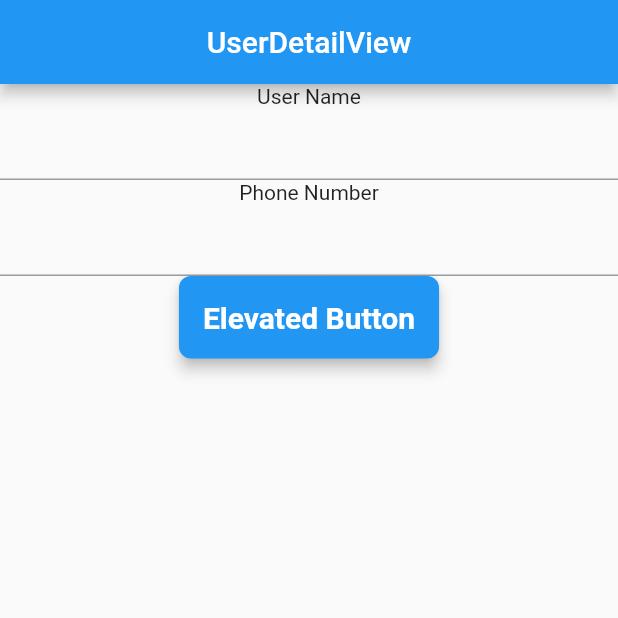
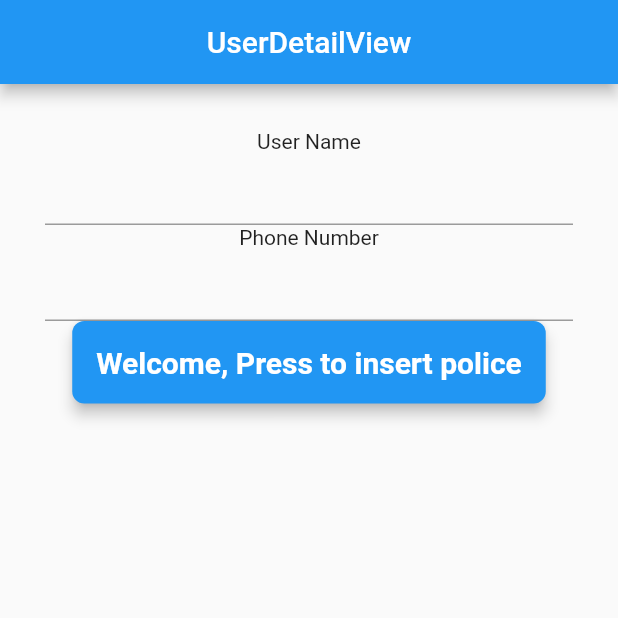
Before and after one commit to shyam1s15/gujarat_police_client_side, a Flutter app: the screen it shows after launch, on a phone screen of 412 x 824 dp, the top half of it. Run offline on Flutter 3.47's test engine with Material 2 defaults, Android fonts, the phone set to English and light mode, and no system bars; our stand-ins replace get, get_storage.

```diff
--- a/lib/app/Exceptions/ValidationException.dart
+++ b/lib/app/Exceptions/ValidationException.dart
@@ -3,7 +3,7 @@ import 'package:get/get.dart';
 
 class ValidationException implements Exception {
   String? cause;
-  ValidationException({this.cause});
+  ValidationException(String s, {this.cause});
 
   final validationSnackBar = Get.snackbar(
     "warning",
--- a/lib/app/modules/police-insert/controllers/police_insert_controller.dart
+++ b/lib/app/modules/police-insert/controllers/police_insert_controller.dart
@@ -1,9 +1,13 @@
 import 'package:get/get.dart';
+import 'package:get_storage/get_storage.dart';
 
 class PoliceInsertController extends GetxController {
   //TODO: Implement PoliceInsertController
 
   final count = 0.obs;
+  final user = GetStorage();
+
+  String get policeName => user.read('user-name');
   @override
   void onInit() {
     super.onInit();
--- a/lib/app/modules/police-insert/views/police_insert_view.dart
+++ b/lib/app/modules/police-insert/views/police_insert_view.dart
@@ -15,7 +15,7 @@ class PoliceInsertView extends GetView<PoliceInsertController> {
       ),
       body: Center(
         child: Text(
-          'PoliceInsertView is working',
+          controller.policeName,
           style: TextStyle(fontSize: 20),
         ),
       ),
--- a/lib/app/modules/user-detail/views/user_detail_view.dart
+++ b/lib/app/modules/user-detail/views/user_detail_view.dart
@@ -1,6 +1,7 @@
 import 'package:flutter/material.dart';
 
 import 'package:get/get.dart';
+import 'package:gujarat_police_client_side/app/routes/app_pages.dart';
 
 import '../controllers/user_detail_controller.dart';
 
@@ -15,7 +16,12 @@ class UserDetailView extends GetView<UserDetailController> {
           title: const Text('UserDetailView'),
           centerTitle: true,
         ),
-        body: Column(
+        body: Padding(
+          padding: const EdgeInsets.all(30.0),
+          child: Column(
+            mainAxisAlignment: MainAxisAlignment.center,
+            mainAxisSize: MainAxisSize.min,
+
             children: [
               Text("User Name"),
               TextField(
@@ -35,10 +41,16 @@ class UserDetailView extends GetView<UserDetailController> {
                   ),
                 ),
                 onPressed: () {
-                controller.createUserNameInStorage(userNameTextFieldController.text, phoneNumberTextFieldController.text);
+                  bool isValid = controller.createUserNameInStorage(
+                      userNameTextFieldController.text,
+                      phoneNumberTextFieldController.text);
+
+                  if (isValid != null && isValid) {
+                    Get.toNamed(Routes.POLICE_INSERT);
+                  }
                 },
                 child: const Text(
-                "Elevated Button",
+                  "Welcome, Press to insert police",
                   style: TextStyle(
                     fontWeight: FontWeight.bold,
                     fontSize: 20,
@@ -47,6 +59,7 @@ class UserDetailView extends GetView<UserDetailController> {
                 ),
               )
             ],
+          ),
         ));
   }
 }
--- a/pubspec.yaml
+++ b/pubspec.yaml
@@ -10,6 +10,7 @@ dependencies:
   get: 4.6.5
   flutter:
     sdk: flutter
+  get_storage: ^2.0.3
 
 dev_dependencies:
   flutter_lints: 2.0.1
```
Also changed, not shown: lib/app/modules/user-detail/controllers/user_detail_controller.dart (+12 -1 lines), pubspec.lock, 1 other file. Lines whose indentation alone changed are shown as unchanged.
